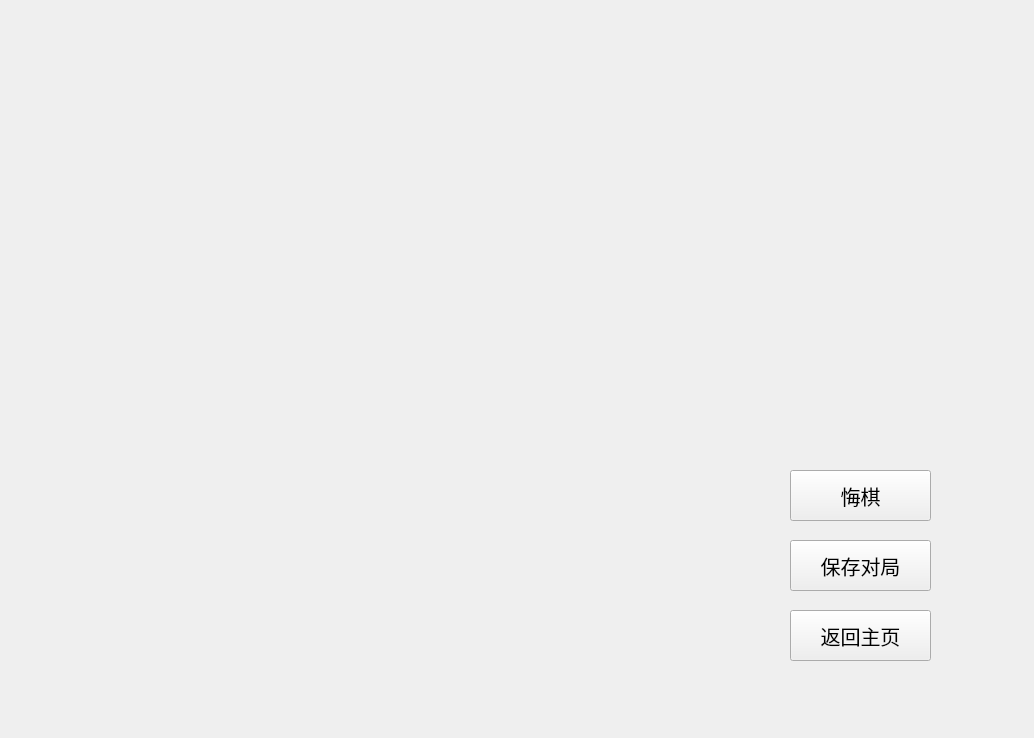
First picture: the form in chessboard.ui, repository huang-tianze/Gomoku, before the edit.
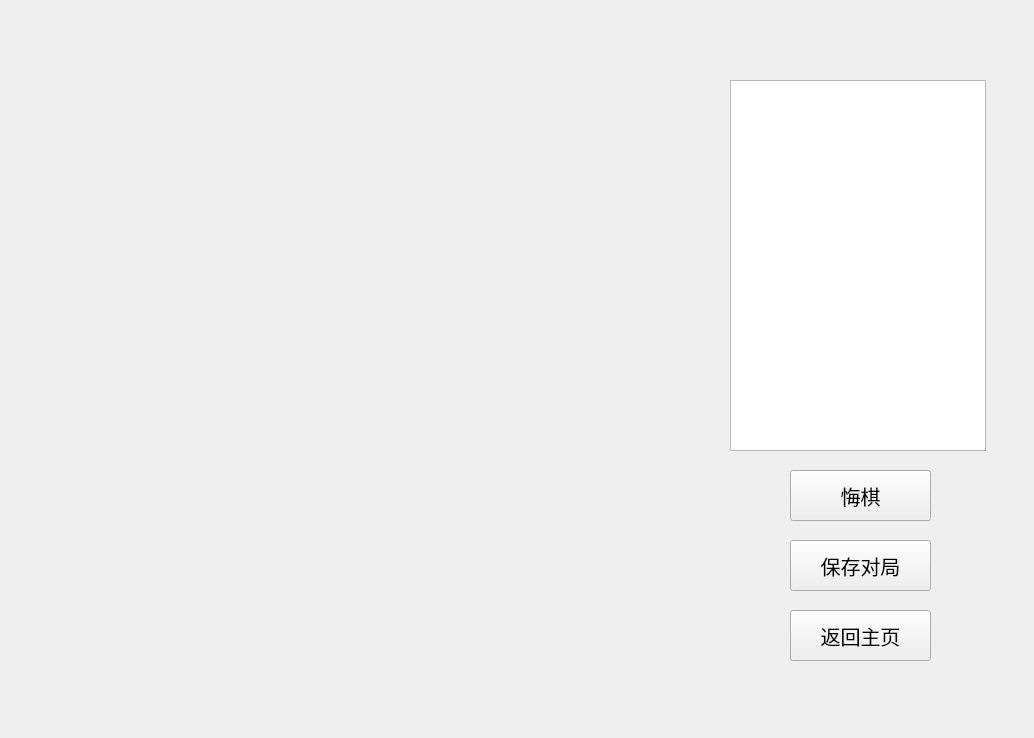
Second picture: the form after the edit. Icons and pictures are not drawn.

```diff
--- a/chessboard.ui
+++ b/chessboard.ui
@@ -118,6 +118,16 @@
     <string>保存对局</string>
    </property>
   </widget>
+  <widget class="QTextBrowser" name="chessRecord">
+   <property name="geometry">
+    <rect>
+     <x>730</x>
+     <y>80</y>
+     <width>256</width>
+     <height>371</height>
+    </rect>
+   </property>
+  </widget>
  </widget>
  <resources/>
  <connections/>
```
